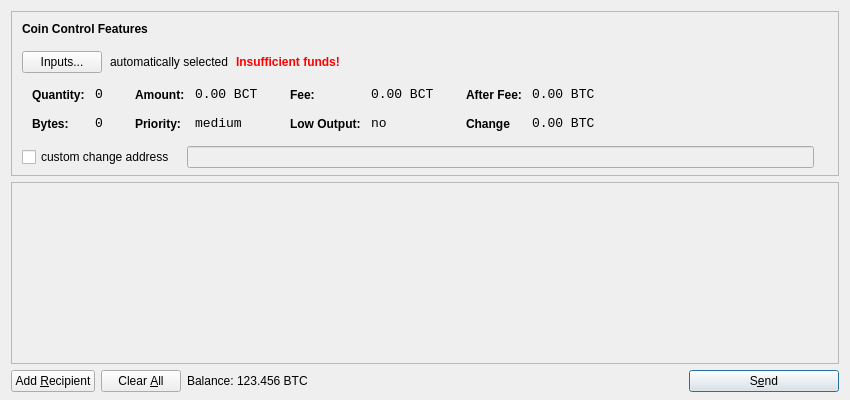
The window that src/qt/forms/sendcoinsdialog.ui (bitcointrustbct/bitcointrust_old) describes before a commit, drawn with Qt 5.
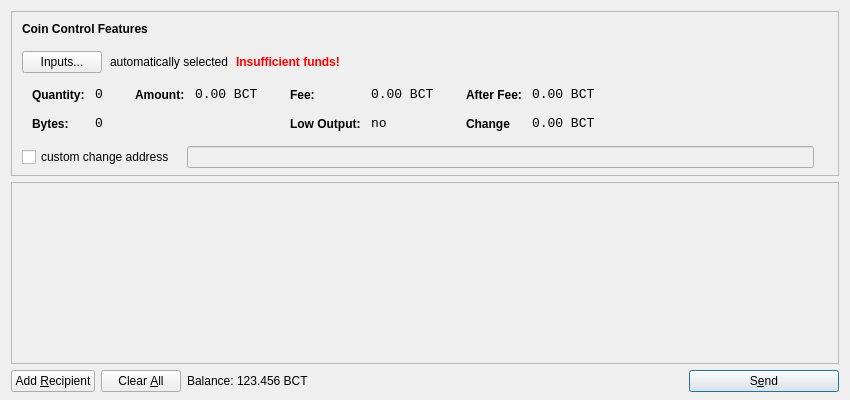
The same window after the commit. Icons and pictures are not drawn.

Diff of the .ui file:
```diff
--- a/src/qt/forms/sendcoinsdialog.ui
+++ b/src/qt/forms/sendcoinsdialog.ui
@@ -321,39 +321,7 @@
                   <enum>Qt::ActionsContextMenu</enum>
                  </property>
                  <property name="text">
-                  <string>0.00 BCT</string>
-                 </property>
-                 <property name="textInteractionFlags">
-                  <set>Qt::LinksAccessibleByMouse|Qt::TextSelectableByKeyboard|Qt::TextSelectableByMouse</set>
-                 </property>
-                </widget>
-               </item>
-               <item row="1" column="0">
-                <widget class="QLabel" name="labelCoinControlPriorityText">
-                 <property name="styleSheet">
-                  <string notr="true">font-weight:bold;</string>
-                 </property>
-                 <property name="text">
-                  <string>Priority:</string>
-                 </property>
-                </widget>
-               </item>
-               <item row="1" column="1">
-                <widget class="QLabel" name="labelCoinControlPriority">
-                 <property name="font">
-                  <font>
-                   <family>Monospace</family>
-                   <pointsize>10</pointsize>
-                  </font>
-                 </property>
-                 <property name="cursor">
-                  <cursorShape>IBeamCursor</cursorShape>
-                 </property>
-                 <property name="contextMenuPolicy">
-                  <enum>Qt::ActionsContextMenu</enum>
-                 </property>
-                 <property name="text">
-                  <string>medium</string>
+                  <string notr="true">0.00 BCT</string>
                  </property>
                  <property name="textInteractionFlags">
                   <set>Qt::LinksAccessibleByMouse|Qt::TextSelectableByKeyboard|Qt::TextSelectableByMouse</set>
@@ -493,7 +461,7 @@
                   <enum>Qt::ActionsContextMenu</enum>
                  </property>
                  <property name="text">
-                  <string>0.00 BTC</string>
+                  <string notr="true">0.00 BCT</string>
                  </property>
                  <property name="textInteractionFlags">
                   <set>Qt::LinksAccessibleByMouse|Qt::TextSelectableByKeyboard|Qt::TextSelectableByMouse</set>
@@ -525,7 +493,7 @@
                   <enum>Qt::ActionsContextMenu</enum>
                  </property>
                  <property name="text">
-                  <string>0.00 BTC</string>
+                  <string notr="true">0.00 BCT</string>
                  </property>
                  <property name="textInteractionFlags">
                   <set>Qt::LinksAccessibleByMouse|Qt::TextSelectableByKeyboard|Qt::TextSelectableByMouse</set>
@@ -732,7 +700,7 @@
           <cursorShape>IBeamCursor</cursorShape>
          </property>
          <property name="text">
-          <string>123.456 BTC</string>
+          <string notr="true">123.456 BCT</string>
          </property>
          <property name="textInteractionFlags">
           <set>Qt::LinksAccessibleByMouse|Qt::TextSelectableByKeyboard|Qt::TextSelectableByMouse</set>
```
Left out of the diff: 10 changed lines with no effect on the pictures.
